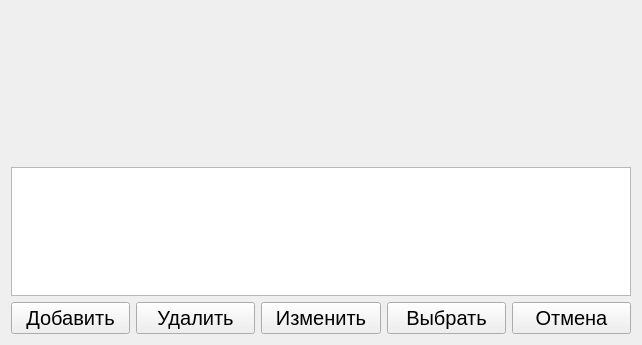
The window that QtClient/QtClimaClient/Frames/SelectGraphFrame.ui (ciberslavik/climacore) describes before a commit, drawn with Qt 5.
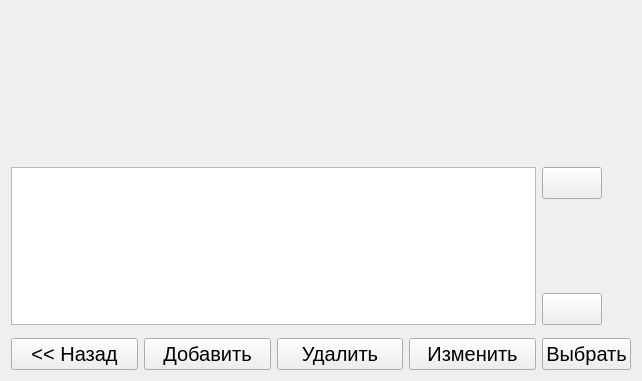
The same window after the commit. Icons and pictures are not drawn. Custom widgets are drawn as their Qt base class.

```diff
--- a/QtClient/QtClimaClient/Frames/SelectGraphFrame.ui
+++ b/QtClient/QtClimaClient/Frames/SelectGraphFrame.ui
@@ -7,7 +7,7 @@
     <x>0</x>
     <y>0</y>
     <width>642</width>
-    <height>345</height>
+    <height>381</height>
    </rect>
   </property>
   <property name="font">
@@ -29,44 +29,103 @@
      </property>
     </widget>
    </item>
-   <item row="2" column="0">
+   <item row="3" column="4">
+    <widget class="QPushButton" name="btnDown">
+     <property name="maximumSize">
+      <size>
+       <width>60</width>
+       <height>16777215</height>
+      </size>
+     </property>
+     <property name="text">
+      <string/>
+     </property>
+     <property name="icon">
+      <iconset resource="../Resources.qrc">
+       <normaloff>:/Images/circled-down.png</normaloff>:/Images/circled-down.png</iconset>
+     </property>
+     <property name="iconSize">
+      <size>
+       <width>48</width>
+       <height>48</height>
+      </size>
+     </property>
+    </widget>
+   </item>
+   <item row="5" column="1">
     <widget class="QPushButton" name="pushButton">
      <property name="text">
       <string>Добавить</string>
      </property>
     </widget>
    </item>
-   <item row="2" column="1">
-    <widget class="QPushButton" name="pushButton_2">
-     <property name="text">
-      <string>Удалить</string>
-     </property>
-    </widget>
-   </item>
-   <item row="2" column="2">
-    <widget class="QPushButton" name="pushButton_3">
-     <property name="text">
-      <string>Изменить</string>
-     </property>
-    </widget>
-   </item>
-   <item row="2" column="3">
+   <item row="5" column="4">
     <widget class="QPushButton" name="pushButton_4">
      <property name="text">
       <string>Выбрать</string>
      </property>
     </widget>
    </item>
-   <item row="2" column="4">
-    <widget class="QPushButton" name="pushButton_5">
-     <property name="text">
-      <string>Отмена</string>
-     </property>
-    </widget>
-   </item>
-   <item row="1" column="0" colspan="5">
+   <item row="1" column="0" rowspan="3" colspan="4">
     <widget class="QListView" name="listView"/>
    </item>
+   <item row="5" column="3">
+    <widget class="QPushButton" name="pushButton_3">
+     <property name="text">
+      <string>Изменить</string>
+     </property>
+    </widget>
+   </item>
+   <item row="5" column="2">
+    <widget class="QPushButton" name="pushButton_2">
+     <property name="text">
+      <string>Удалить</string>
+     </property>
+    </widget>
+   </item>
+   <item row="5" column="0">
+    <widget class="QPushButton" name="btnReturn">
+     <property name="text">
+      <string>&lt;&lt; Назад</string>
+     </property>
+    </widget>
+   </item>
+   <item row="1" column="4">
+    <widget class="QPushButton" name="btnUp">
+     <property name="maximumSize">
+      <size>
+       <width>60</width>
+       <height>16777215</height>
+      </size>
+     </property>
+     <property name="text">
+      <string/>
+     </property>
+     <property name="icon">
+      <iconset resource="../Resources.qrc">
+       <normaloff>:/Images/circled-up.png</normaloff>:/Images/circled-up.png</iconset>
+     </property>
+     <property name="iconSize">
+      <size>
+       <width>48</width>
+       <height>48</height>
+      </size>
+     </property>
+    </widget>
+   </item>
+   <item row="4" column="3">
+    <spacer name="verticalSpacer">
+     <property name="orientation">
+      <enum>Qt::Vertical</enum>
+     </property>
+     <property name="sizeHint" stdset="0">
+      <size>
+       <width>20</width>
+       <height>40</height>
+      </size>
+     </property>
+    </spacer>
+   </item>
   </layout>
  </widget>
  <customwidgets>
```
Left out of the diff: 4 changed lines with no effect on the pictures.
